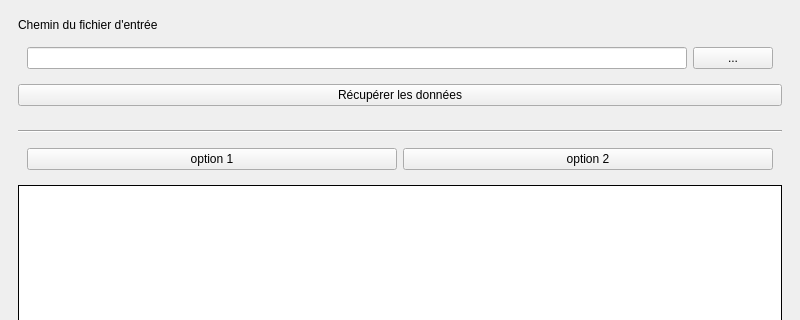
Qt form src/ui/dialog.ui (Jayllyz/py-data-filter) before a commit; both pictures show x 0 to 800 and y 0 to 320 of the 800 by 600 pixel window.
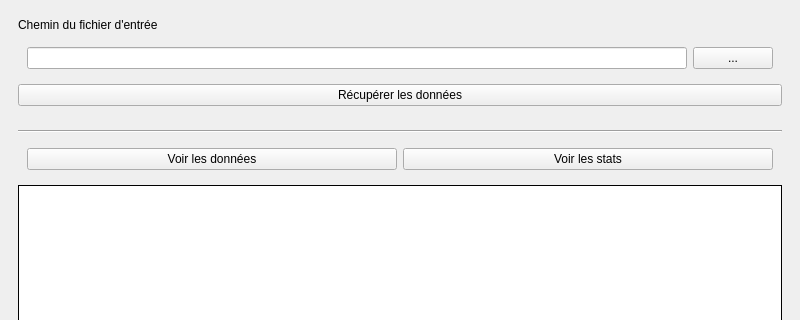
The same form after that commit.

Commit message:
feat: show stats (#4)
* feat: show stats

* fix: imports

```diff
--- a/src/ui/dialog.ui
+++ b/src/ui/dialog.ui
@@ -73,14 +73,14 @@
           <item>
            <widget class="QPushButton" name="pushButton">
             <property name="text">
-             <string>option 1</string>
+             <string>Voir les données</string>
             </property>
            </widget>
           </item>
           <item>
            <widget class="QPushButton" name="pushButton_2">
             <property name="text">
-             <string>option 2</string>
+             <string>Voir les stats</string>
             </property>
            </widget>
           </item>
```
Left out of the diff: 4 changed lines with no effect on the pictures. The commit also changes 5 other files.
